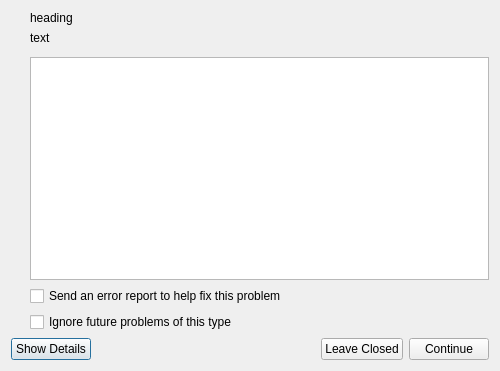
Hyask/apport, file kde/bugreport.ui: the form before one commit.
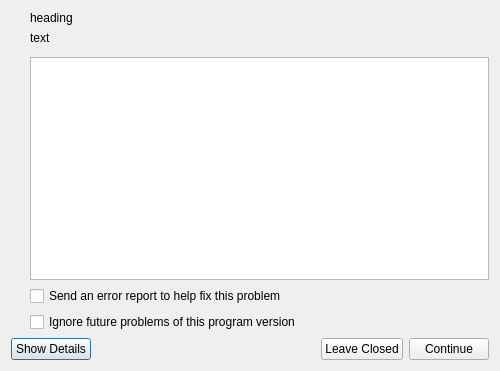
The form after the commit.

Commit message: Go back to saying 'ignore future problems of this program version.' in the KDE frontend.

Patch:
```diff
--- a/kde/bugreport.ui
+++ b/kde/bugreport.ui
@@ -77,7 +77,7 @@
    <item row="6" column="2">
     <widget class="QCheckBox" name="ignore_future_problems">
      <property name="text">
-      <string>Ignore future problems of this type</string>
+      <string>Ignore future problems of this program version</string>
      </property>
     </widget>
    </item>
```
